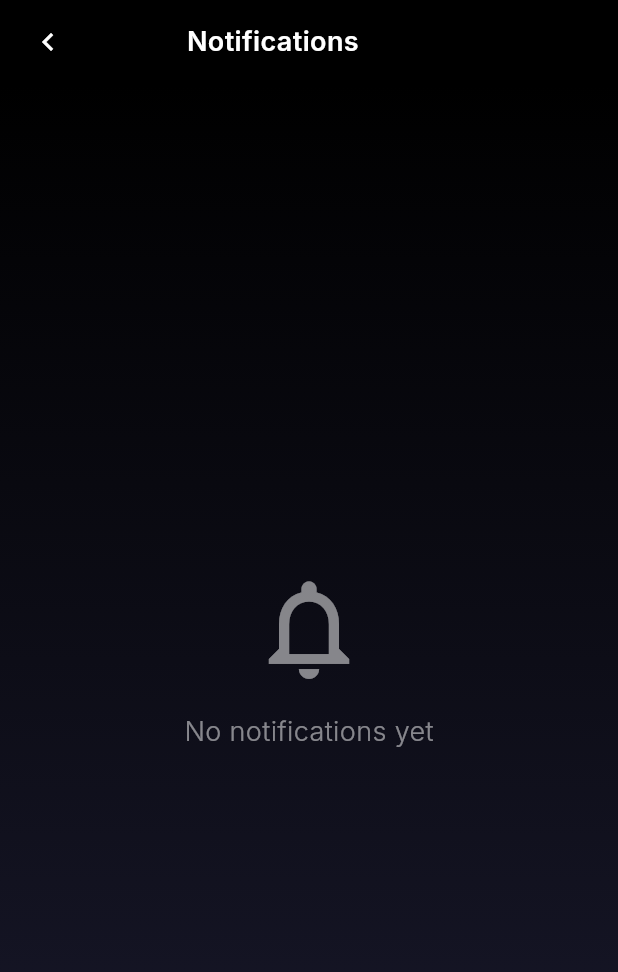
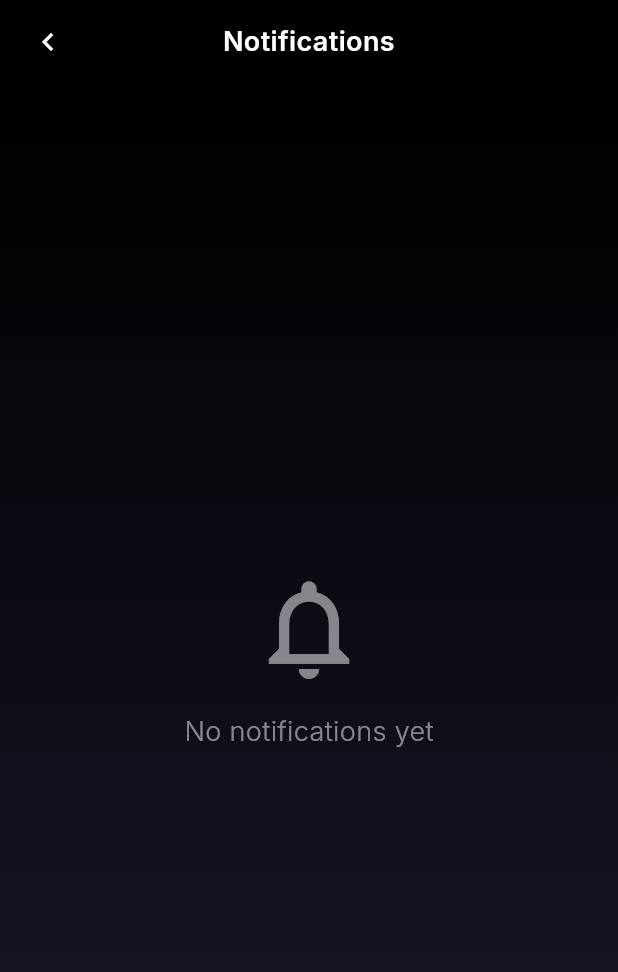
Before and after one commit to nasinasdaysankar/Alliance_one, a Flutter app: the screen it shows after launch, after a tap on the "notifications none" icon, on a phone screen of 412 x 824 dp. Shown: the top 972 px of the screen. Run offline on Flutter 3.47's test engine with Material 3 defaults, Android fonts, the phone set to English and light mode, and no system bars; our stand-ins replace cloud_firestore, dio, firebase_core, firebase_messaging, flutter_local_notifications, google_fonts and 3 more; accounts and stored records are empty.

Commit message:
updated the title

```diff
--- a/lib/home_screen.dart
+++ b/lib/home_screen.dart
@@ -168,25 +168,11 @@ class _HomeScreenState extends State<HomeScreen> {
               Container(
                 height: 56,
                 padding: const EdgeInsets.symmetric(horizontal: 8),
-              child: Row(
+                child: Stack(
+                  alignment: Alignment.center,
                   children: [
-                   // LEFT CHEVRON: Skips Notifications (Goes to Home 0)
-                  if (_currentPage > 0)
-                    IconButton(
-                      icon: const Icon(Icons.chevron_left, color: Colors.white),
-                      onPressed: () {
-                        if (_currentPage == 2) {
-                           _goToPage(_lastPageBeforeResults);
-                        } else {
-                           _goToPage(0);
-                        }
-                      },
-                    )
-                  else
-                    const SizedBox(width: 48),
-
-                  Expanded(
-                    child: Text(
+                    // 1. CENTER TITLE
+                    Text(
                       _currentPage == 0
                           ? 'Alliance One'
                           : _currentPage == 1
@@ -199,11 +185,30 @@ class _HomeScreenState extends State<HomeScreen> {
                         fontWeight: FontWeight.w600,
                       ),
                     ),
+
+                    // 2. LEFT ACTION (Back)
+                    Align(
+                      alignment: Alignment.centerLeft,
+                      child: _currentPage > 0
+                          ? IconButton(
+                              icon: const Icon(Icons.chevron_left, color: Colors.white),
+                              onPressed: () {
+                                if (_currentPage == 2) {
+                                  _goToPage(_lastPageBeforeResults);
+                                } else {
+                                  _goToPage(0);
+                                }
+                              },
+                            )
+                          : const SizedBox.shrink(),
                     ),
 
-                  // BELL ICON (Only on Home Page or Always? User said "when user oopen the screen [implied notifications] the dot should dissaper")
-                  // Typically bell is on Top Bar. If we are ON Notification page, maybe hide bell or show it without badge?
-                  // Existing code only showed if _currentPage == 0.
+                    // 3. RIGHT ACTIONS (Bell + Chevron/Trophy)
+                    Align(
+                      alignment: Alignment.centerRight,
+                      child: Row(
+                        mainAxisSize: MainAxisSize.min,
+                        children: [
                           if (_currentPage == 0)
                             Stack(
                               children: [
@@ -228,18 +233,16 @@ class _HomeScreenState extends State<HomeScreen> {
                                     ),
                                   ),
                               ],
-                    )
-                  else
-                    const SizedBox(width: 48),
+                            ),
 
-                  // RIGHT CHEVRON: Only on Home Page (0). Removed on Notifications (1) and Results (2).
                           if (_currentPage == 0)
                             IconButton(
                               icon: const Icon(Icons.emoji_events, color: Colors.white),
                               onPressed: () => _goToPage(2), // Skips to Results
-                    )
-                  else
-                    const SizedBox(width: 48),
+                            ),
+                        ],
+                      ),
+                    ),
                   ],
                 ),
               ),
```
Lines whose indentation alone changed are shown as unchanged.
